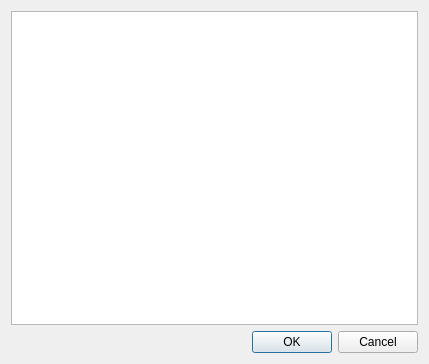
The window that choose_adapter_dialog.ui (boon-code/bluepass-server) describes before a commit, drawn with Qt 5.
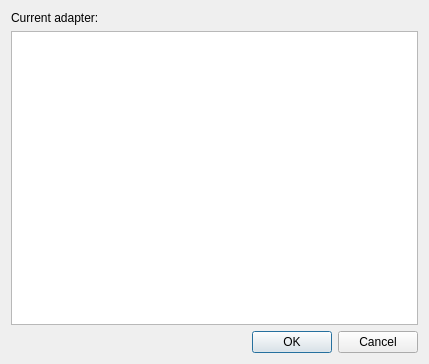
The same window after the commit.

What changed in the file:
```diff
--- a/choose_adapter_dialog.ui
+++ b/choose_adapter_dialog.ui
@@ -14,6 +14,24 @@
    <string>Dialog</string>
   </property>
   <layout class="QVBoxLayout" name="verticalLayout">
+   <item>
+    <layout class="QHBoxLayout" name="horizontalLayout">
+     <item>
+      <widget class="QLabel" name="label">
+       <property name="text">
+        <string>Current adapter:</string>
+       </property>
+      </widget>
+     </item>
+     <item>
+      <widget class="QLabel" name="labAdapter">
+       <property name="text">
+        <string/>
+       </property>
+      </widget>
+     </item>
+    </layout>
+   </item>
    <item>
     <widget class="QListView" name="listAdapters"/>
    </item>
```
